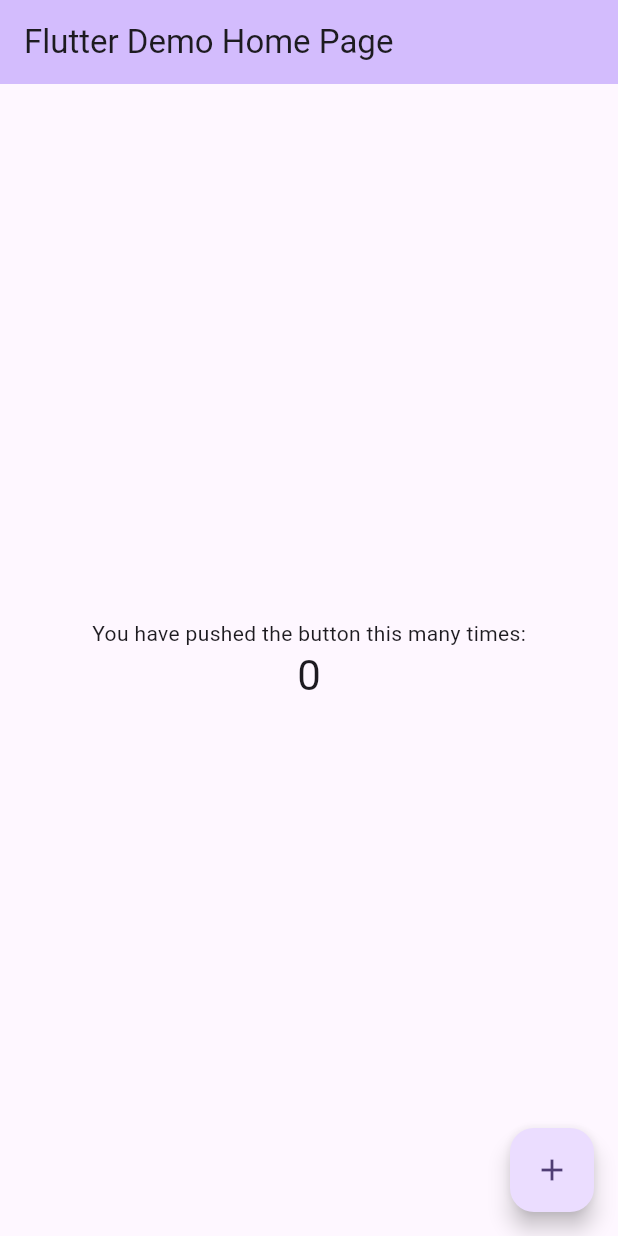
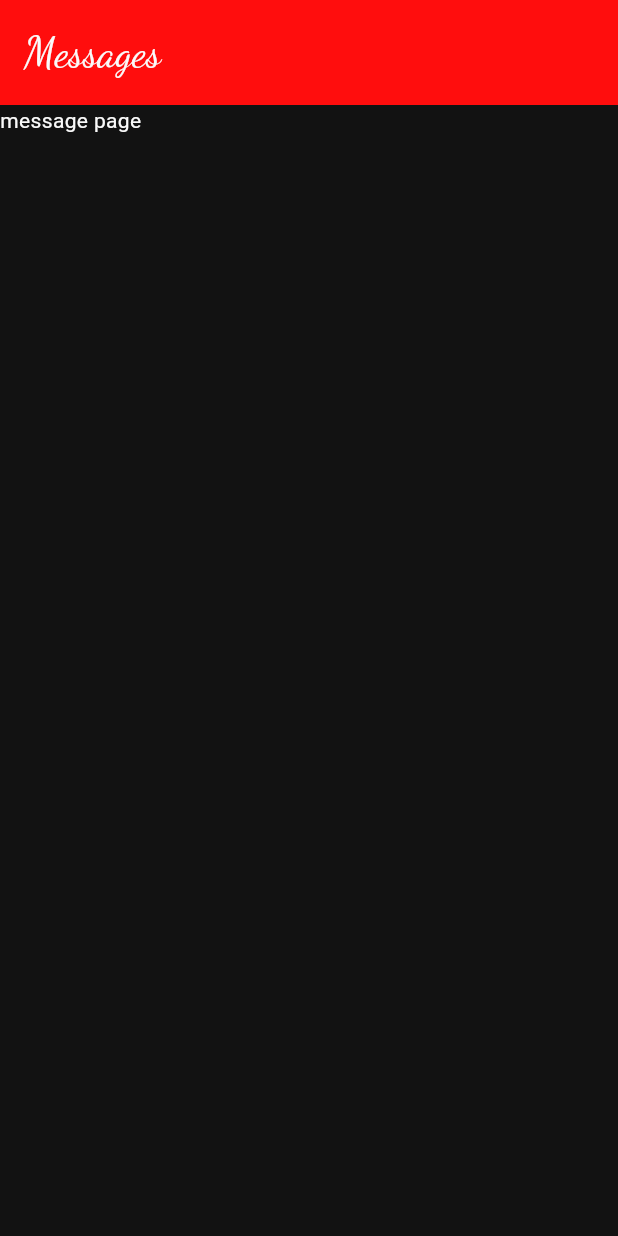
Before and after one commit to MrKavishan/Chat-App, a Flutter app: the screen it shows after launch, on a phone screen of 412 x 824 dp. Run offline on Flutter 3.47's test engine with Material 3 defaults, Android fonts, the phone set to English and light mode, and no system bars; our stand-ins replace google_fonts.

Commit message:
set thems and messgae page

```diff
--- /dev/null
+++ b/chat_app/lib/Theme/theme.dart
@@ -0,0 +1,148 @@
+import 'package:flutter/material.dart';
+import 'package:google_fonts/google_fonts.dart';
+
+class FontSize {
+  static const small = 12.0;
+  static const standard = 14.0;
+  static const standardUp = 16.0;
+  static const medium = 20.0;
+  static const large = 28.0;
+}
+
+class DefaultColors {
+  static const Color greyText = Color(0xFF8E8E93);
+  static const Color whiteText = Color(0xFFFAFAFA);
+  static const Color senderMessage = Color(0xFF0084FF);
+  static const Color receiveMessage = Color(0xFF34C759);
+  static const Color senderMessageInput = Color(0xFFE8E8E8);
+  static const Color messagListPage = Color(0xFF1C1C1E);
+  static const Color buttonColor = Color(0xFF007AFF);
+
+  // Additional colors for dark theme
+  static const Color darkBackground = Color(0xFF121212);
+  static const Color darkSurface = Color(0xFF1E1E1E);
+  static const Color darkDivider = Color(0xFF2C2C2E);
+  static const Color darkInputBorder = Color(0xFF3A3A3C);
+}
+
+class AppTheme {
+  static ThemeData get darkTheme {
+    return ThemeData(
+      primaryColor: Colors.white,
+      scaffoldBackgroundColor: DefaultColors.darkBackground,
+      appBarTheme: const AppBarTheme(
+        backgroundColor: DefaultColors.darkSurface,
+        foregroundColor: DefaultColors.whiteText,
+        elevation: 0,
+      ),
+      textTheme: TextTheme(
+        titleMedium: GoogleFonts.sigmar(
+          fontSize: FontSize.medium,
+          color: DefaultColors.whiteText,
+        ),
+        titleLarge: GoogleFonts.dancingScript(
+          fontSize: FontSize.large,
+          color: DefaultColors.whiteText,
+        ),
+        bodySmall: GoogleFonts.alegreyaSans(
+          fontSize: FontSize.standardUp,
+          color: DefaultColors.whiteText,
+        ),
+        bodyLarge: GoogleFonts.poppins(
+          fontSize: FontSize.standardUp,
+          color: DefaultColors.whiteText,
+        ),
+      ),
+      inputDecorationTheme: InputDecorationTheme(
+        filled: true,
+        fillColor: DefaultColors.darkSurface,
+        border: OutlineInputBorder(
+          borderRadius: BorderRadius.circular(12),
+          borderSide: const BorderSide(color: DefaultColors.darkInputBorder),
+        ),
+        enabledBorder: OutlineInputBorder(
+          borderRadius: BorderRadius.circular(12),
+          borderSide: const BorderSide(color: DefaultColors.darkInputBorder),
+        ),
+        focusedBorder: OutlineInputBorder(
+          borderRadius: BorderRadius.circular(12),
+          borderSide: BorderSide(color: DefaultColors.buttonColor),
+        ),
+      ),
+      elevatedButtonTheme: ElevatedButtonThemeData(
+        style: ElevatedButton.styleFrom(
+          backgroundColor: DefaultColors.buttonColor,
+          foregroundColor: DefaultColors.whiteText,
+          padding: const EdgeInsets.symmetric(horizontal: 16, vertical: 12),
+          shape: RoundedRectangleBorder(
+            borderRadius: BorderRadius.circular(8),
+          ),
+        ),
+      ),
+      dividerTheme: const DividerThemeData(
+        color: DefaultColors.darkDivider,
+        thickness: 1,
+      ),
+      colorScheme: ColorScheme.dark(
+        primary: DefaultColors.buttonColor,
+        secondary: DefaultColors.senderMessage,
+        surface: DefaultColors.darkSurface,
+        background: DefaultColors.darkBackground,
+        error: Colors.red.shade700,
+        onPrimary: DefaultColors.whiteText,
+        onSecondary: DefaultColors.whiteText,
+        onSurface: DefaultColors.whiteText,
+        onBackground: DefaultColors.whiteText,
+        onError: DefaultColors.whiteText,
+      ),
+    );
+  }
+
+  static ThemeData get lightTheme {
+    return ThemeData(
+      primaryColor: DefaultColors.buttonColor,
+      scaffoldBackgroundColor: Colors.white,
+      appBarTheme: AppBarTheme(
+        backgroundColor: Colors.white,
+        foregroundColor: Colors.black,
+        elevation: 0,
+      ),
+      textTheme: TextTheme(
+        titleMedium: GoogleFonts.sigmar(
+          fontSize: FontSize.medium,
+          color: Colors.black,
+        ),
+        titleLarge: GoogleFonts.dancingScript(
+          fontSize: FontSize.large,
+          color: Colors.black,
+        ),
+        bodySmall: GoogleFonts.alegreyaSans(
+          fontSize: FontSize.standardUp,
+          color: Colors.black,
+        ),
+        bodyLarge: GoogleFonts.poppins(
+          fontSize: FontSize.standardUp,
+          color: Colors.black,
+        ),
+      ),
+      inputDecorationTheme: InputDecorationTheme(
+        filled: true,
+        fillColor: DefaultColors.senderMessageInput,
+        border: OutlineInputBorder(
+          borderRadius: BorderRadius.circular(12),
+          borderSide: BorderSide.none,
+        ),
+      ),
+      elevatedButtonTheme: ElevatedButtonThemeData(
+        style: ElevatedButton.styleFrom(
+          backgroundColor: DefaultColors.buttonColor,
+          foregroundColor: Colors.white,
+          padding: const EdgeInsets.symmetric(horizontal: 16, vertical: 12),
+          shape: RoundedRectangleBorder(
+            borderRadius: BorderRadius.circular(8),
+          ),
+        ),
+      ),
+    );
+  }
+}
--- a/chat_app/lib/main.dart
+++ b/chat_app/lib/main.dart
@@ -1,3 +1,5 @@
+import 'package:chat_app/Theme/theme.dart';
+import 'package:chat_app/message_page.dart';
 import 'package:flutter/material.dart';
 
 void main() {
@@ -7,119 +9,13 @@ void main() {
 class MyApp extends StatelessWidget {
   const MyApp({super.key});
 
-  // This widget is the root of your application.
   @override
   Widget build(BuildContext context) {
     return MaterialApp(
       title: 'Flutter Demo',
-      theme: ThemeData(
-        // This is the theme of your application.
-        //
-        // TRY THIS: Try running your application with "flutter run". You'll see
-        // the application has a purple toolbar. Then, without quitting the app,
-        // try changing the seedColor in the colorScheme below to Colors.green
-        // and then invoke "hot reload" (save your changes or press the "hot
-        // reload" button in a Flutter-supported IDE, or press "r" if you used
-        // the command line to start the app).
-        //
-        // Notice that the counter didn't reset back to zero; the application
-        // state is not lost during the reload. To reset the state, use hot
-        // restart instead.
-        //
-        // This works for code too, not just values: Most code changes can be
-        // tested with just a hot reload.
-        colorScheme: ColorScheme.fromSeed(seedColor: Colors.deepPurple),
-        useMaterial3: true,
-      ),
-      home: const MyHomePage(title: 'Flutter Demo Home Page'),
+      theme: AppTheme.darkTheme,
+      debugShowCheckedModeBanner: false,
+      home:MessagePage(),
     );
   }
 }
-
-class MyHomePage extends StatefulWidget {
-  const MyHomePage({super.key, required this.title});
-
-  // This widget is the home page of your application. It is stateful, meaning
-  // that it has a State object (defined below) that contains fields that affect
-  // how it looks.
-
-  // This class is the configuration for the state. It holds the values (in this
-  // case the title) provided by the parent (in this case the App widget) and
-  // used by the build method of the State. Fields in a Widget subclass are
-  // always marked "final".
-
-  final String title;
-
-  @override
-  State<MyHomePage> createState() => _MyHomePageState();
-}
-
-class _MyHomePageState extends State<MyHomePage> {
-  int _counter = 0;
-
-  void _incrementCounter() {
-    setState(() {
-      // This call to setState tells the Flutter framework that something has
-      // changed in this State, which causes it to rerun the build method below
-      // so that the display can reflect the updated values. If we changed
-      // _counter without calling setState(), then the build method would not be
-      // called again, and so nothing would appear to happen.
-      _counter++;
-    });
-  }
-
-  @override
-  Widget build(BuildContext context) {
-    // This method is rerun every time setState is called, for instance as done
-    // by the _incrementCounter method above.
-    //
-    // The Flutter framework has been optimized to make rerunning build methods
-    // fast, so that you can just rebuild anything that needs updating rather
-    // than having to individually change instances of widgets.
-    return Scaffold(
-      appBar: AppBar(
-        // TRY THIS: Try changing the color here to a specific color (to
-        // Colors.amber, perhaps?) and trigger a hot reload to see the AppBar
-        // change color while the other colors stay the same.
-        backgroundColor: Theme.of(context).colorScheme.inversePrimary,
-        // Here we take the value from the MyHomePage object that was created by
-        // the App.build method, and use it to set our appbar title.
-        title: Text(widget.title),
-      ),
-      body: Center(
-        // Center is a layout widget. It takes a single child and positions it
-        // in the middle of the parent.
-        child: Column(
-          // Column is also a layout widget. It takes a list of children and
-          // arranges them vertically. By default, it sizes itself to fit its
-          // children horizontally, and tries to be as tall as its parent.
-          //
-          // Column has various properties to control how it sizes itself and
-          // how it positions its children. Here we use mainAxisAlignment to
-          // center the children vertically; the main axis here is the vertical
-          // axis because Columns are vertical (the cross axis would be
-          // horizontal).
-          //
-          // TRY THIS: Invoke "debug painting" (choose the "Toggle Debug Paint"
-          // action in the IDE, or press "p" in the console), to see the
-          // wireframe for each widget.
-          mainAxisAlignment: MainAxisAlignment.center,
-          children: <Widget>[
-            const Text(
-              'You have pushed the button this many times:',
-            ),
-            Text(
-              '$_counter',
-              style: Theme.of(context).textTheme.headlineMedium,
-            ),
-          ],
-        ),
-      ),
-      floatingActionButton: FloatingActionButton(
-        onPressed: _incrementCounter,
-        tooltip: 'Increment',
-        child: const Icon(Icons.add),
-      ), // This trailing comma makes auto-formatting nicer for build methods.
-    );
-  }
-}
--- /dev/null
+++ b/chat_app/lib/message_page.dart
@@ -0,0 +1,21 @@
+import 'package:flutter/material.dart';
+
+class MessagePage extends StatelessWidget {
+  const MessagePage({super.key});
+
+  @override
+  Widget build(BuildContext context) {
+    return Scaffold(
+      appBar: AppBar(
+        title: Text('Messages',
+        style: Theme.of(context).textTheme.titleLarge),
+        centerTitle: false,
+        backgroundColor: const Color.fromARGB(255, 255, 13, 13),
+        elevation: 0,
+        toolbarHeight: 70,
+
+      ),
+      body: Text('message page'),
+    );
+  }
+}
```
Also changed, not shown: chat_app/pubspec.yaml (+6 -66 lines), chat_app/pubspec.lock, 1 other file.
